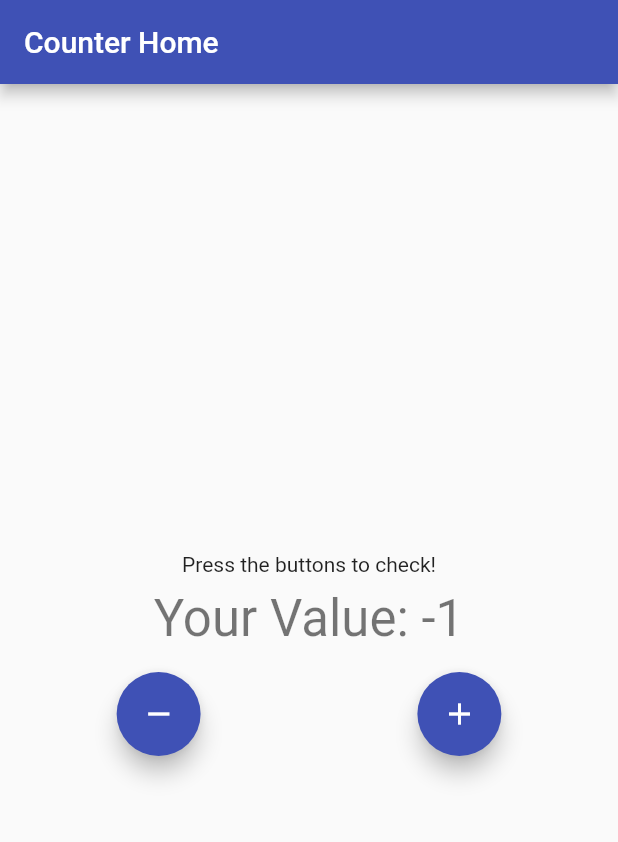
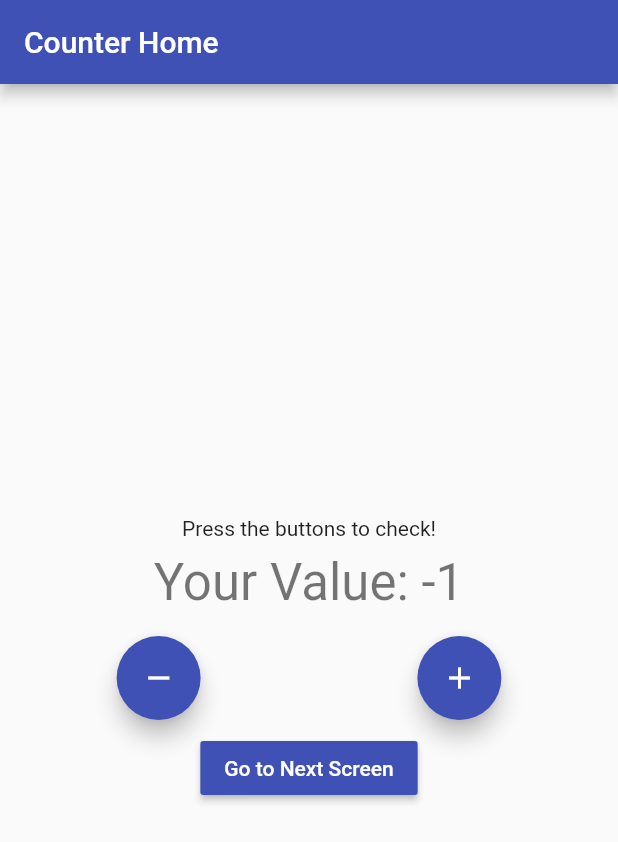
Before and after one commit to SaliceMk/counter_cubit, a Flutter app: the screen it shows after launch, after a tap on the "remove" icon, on a phone screen of 412 x 824 dp. Shown: the top 842 px of the screen. Run offline on Flutter 3.47's test engine with Material 2 defaults, Android fonts, the phone set to English and light mode, and no system bars; our stand-ins replace bloc, flutter_bloc.

Commit message:
Second commit with BuildProvider.value and new screen

```diff
--- a/lib/pages/home.page.dart
+++ b/lib/pages/home.page.dart
@@ -1,5 +1,6 @@
 
 import 'package:counter_cubit/logic/cubit/counter_cubit.dart';
+import 'package:counter_cubit/pages/second_screen.page.dart';
 import 'package:counter_cubit/widgets/widgets.dart';
 import 'package:flutter/material.dart';
 import 'package:flutter_bloc/flutter_bloc.dart';
@@ -39,6 +40,16 @@ class HomePage extends StatelessWidget {
                   child: const Icon(Icons.add),),
                 ],
               ),
+            ),
+            MaterialButton(onPressed: (){
+              //builder context should be the context of the new screen
+              Navigator.of(context).push(MaterialPageRoute(builder: (newContext)=>BlocProvider.value(
+                value: BlocProvider.of<CounterCubit>(context),//from existing context
+                child: const SecondScreenPage(title: 'Next Screen',),
+              )));
+            },
+            child: const Text('Go to Next Screen',style: TextStyle(color: Colors.white),),
+            color: Colors.indigo,
             )
           ],
         ),
--- a/lib/widgets/value_display.dart
+++ b/lib/widgets/value_display.dart
@@ -15,7 +15,7 @@ class ValueDisplay extends StatelessWidget {
         listener: (context, state) {
 
           // TODO: implement listener
-          if(state.wasIncremented==true&&state.counterValue<5){
+          if(state.wasIncremented==true){
             Scaffold.of(context).showSnackBar(
               const SnackBar(content: Text('Incremented!'),
               duration: Duration(milliseconds: 300),),
@@ -23,10 +23,10 @@ class ValueDisplay extends StatelessWidget {
             );
 
           }
-          else if(state.wasIncremented==true && state.counterValue>5){
-            print('More than');
-            Navigator.push(context, MaterialPageRoute(builder: (context){return const SecondScreenPage();}),);
-          }
+          // else if(state.wasIncremented==true && state.counterValue>5){
+          //   print('More than');
+          //   //Navigator.push(context, MaterialPageRoute(builder: (context){return const SecondScreenPage();}),);
+          // }
           else if(state.wasIncremented==false){
             Scaffold.of(context).showSnackBar(
               const SnackBar(content: Text('Decremented!'),
```
Also changed, not shown: lib/pages/second_screen.page.dart (+10 -4 lines), 1 other file.
